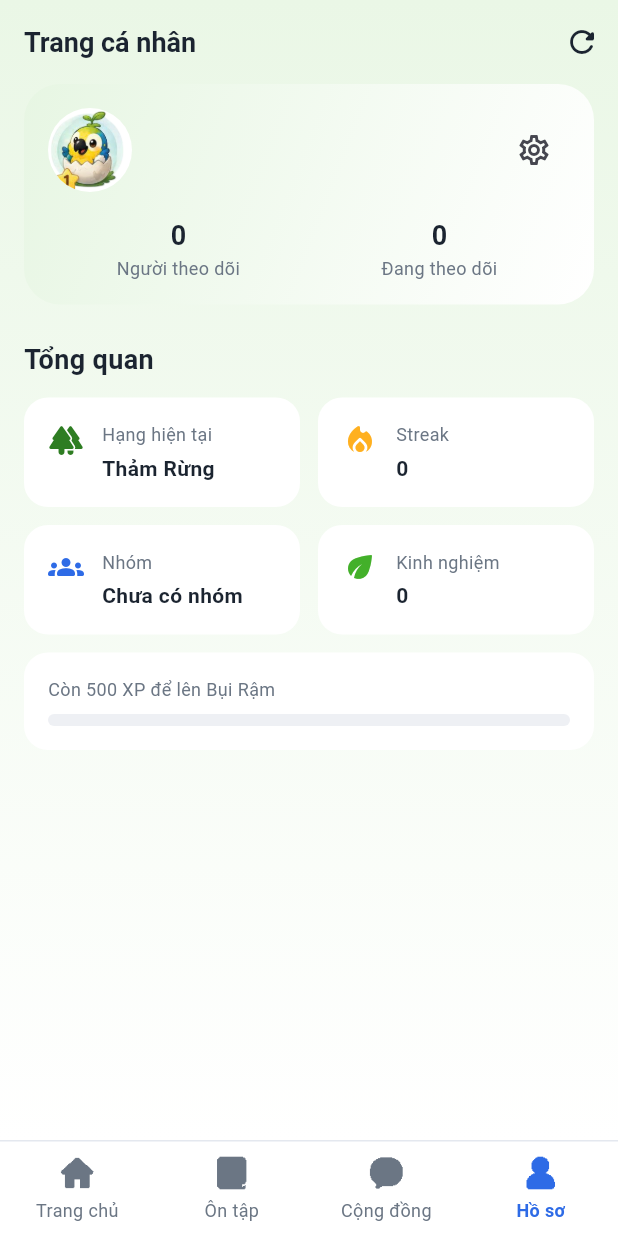
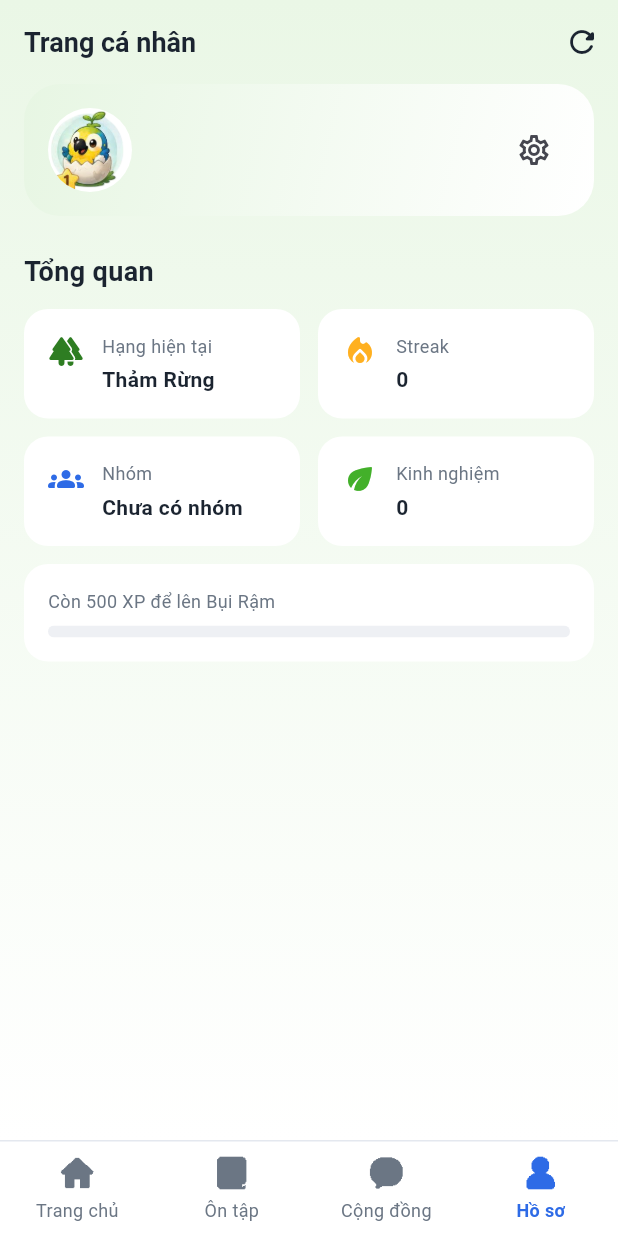
Before and after one commit to khanh11-int/Parrot-English-App, a Flutter app: the screen it shows once a user with an empty profile is signed in, item 4 of the bottom bar chosen, on a phone screen of 412 x 824 dp. Run offline on Flutter 3.47's test engine with Material 3 defaults, Android fonts, the phone set to English and light mode, and no system bars; our stand-ins replace cloud_firestore, dio, firebase_auth, firebase_core, flutter_riverpod, go_router; accounts and stored records are empty.

Commit message:
refactor: hồ sơ bỏ luôn Người theo dõi / Đang theo dõi
Hai số này cũng luôn là 0: không có trang cá nhân người khác, không có nút
Theo dõi, không có collection nào lưu quan hệ theo dõi. Ba con số 0 xếp hàng
ngang không nói lên điều gì.

Xoá theo cả tầng như lần trước: `_SocialStat`, hai field khỏi entity, khỏi
`UserDocument` (kể cả `toMap`), DTO, mock, test. Thẻ đầu trang giờ là một
hàng duy nhất — avatar theo hạng, tên, bánh răng mở Cài đặt.

Document Firestore mới không còn ghi `postCount` / `followerCount` /
`followingCount`. Document cũ vẫn còn field đó nhưng không ai đọc nữa.

```diff
--- a/lib/features/profile/data/repositories/profile_mock_repository.dart
+++ b/lib/features/profile/data/repositories/profile_mock_repository.dart
@@ -24,8 +24,6 @@ class ProfileMockRepository implements ProfileRepository {
       // Rỗng như tài khoản thật chưa đặt ảnh: `RankAvatar` dùng huy hiệu hạng.
       // 568 XP là hạng Bụi Rậm nên hiện `ranks/level-2.png`.
       avatarAsset: '',
-      followerCount: 1,
-      followingCount: 5,
       experience: 568,
       streakDays: 1,
       groupName: 'neu',
--- a/lib/features/profile/domain/entities/user_profile.dart
+++ b/lib/features/profile/domain/entities/user_profile.dart
@@ -5,8 +5,6 @@ class UserProfile {
   const UserProfile({
     required this.name,
     required this.avatarAsset,
-    required this.followerCount,
-    required this.followingCount,
     required this.experience,
     required this.streakDays,
     required this.groupName,
@@ -14,8 +12,6 @@ class UserProfile {
 
   final String name;
   final String avatarAsset;
-  final int followerCount;
-  final int followingCount;
   final int experience;
   final int streakDays;
 
--- a/lib/features/profile/presentation/pages/profile_page.dart
+++ b/lib/features/profile/presentation/pages/profile_page.dart
@@ -85,9 +85,7 @@ class _ProfileHeaderCard extends StatelessWidget {
         ),
         borderRadius: AppRadius.cardLargeBorder,
       ),
-      child: Column(
-        children: [
-          Row(
+      child: Row(
         children: [
           RankAvatar(
             rank: profile.rank,
@@ -110,48 +108,6 @@ class _ProfileHeaderCard extends StatelessWidget {
           ),
         ],
       ),
-          const SizedBox(height: AppSpacing.lg),
-          Row(
-            children: [
-              Expanded(
-                child: _SocialStat(
-                  label: 'Người theo dõi',
-                  value: profile.followerCount,
-                ),
-              ),
-              Expanded(
-                child: _SocialStat(
-                  label: 'Đang theo dõi',
-                  value: profile.followingCount,
-                ),
-              ),
-            ],
-          ),
-        ],
-      ),
-    );
-  }
-}
-
-class _SocialStat extends StatelessWidget {
-  const _SocialStat({required this.label, required this.value});
-
-  final String label;
-  final int value;
-
-  @override
-  Widget build(BuildContext context) {
-    return Column(
-      children: [
-        Text('$value', style: AppTextStyles.titleMedium),
-        Text(
-          label,
-          textAlign: TextAlign.center,
-          maxLines: 2,
-          overflow: TextOverflow.ellipsis,
-          style: AppTextStyles.caption,
-        ),
-      ],
     );
   }
 }
```
Also changed, not shown: lib/features/profile/data/models/profile_dtos.dart (+0 -8 lines), lib/features/profile/data/models/user_document.dart (+0 -12 lines), 3 other files. Lines whose indentation alone changed are shown as unchanged.
